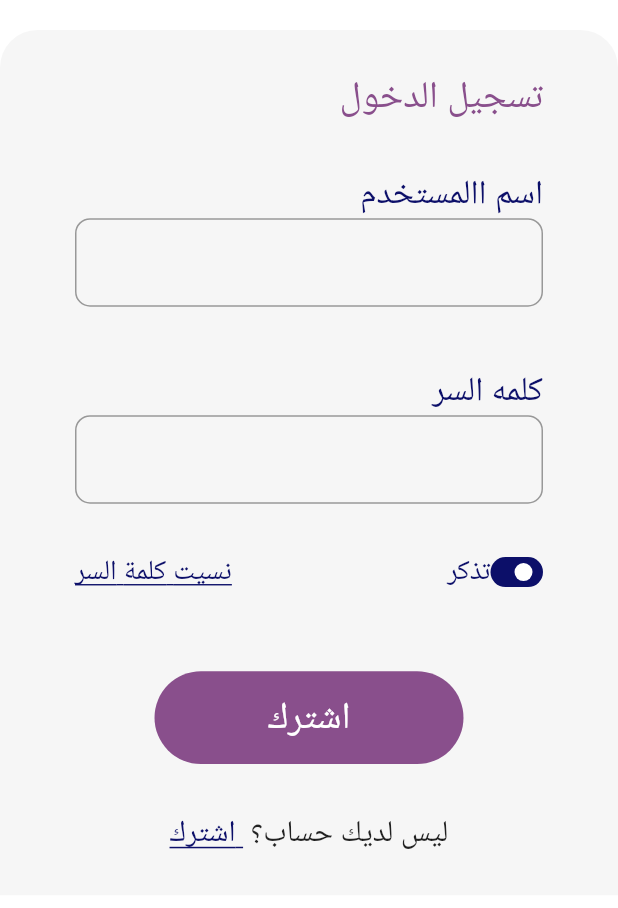
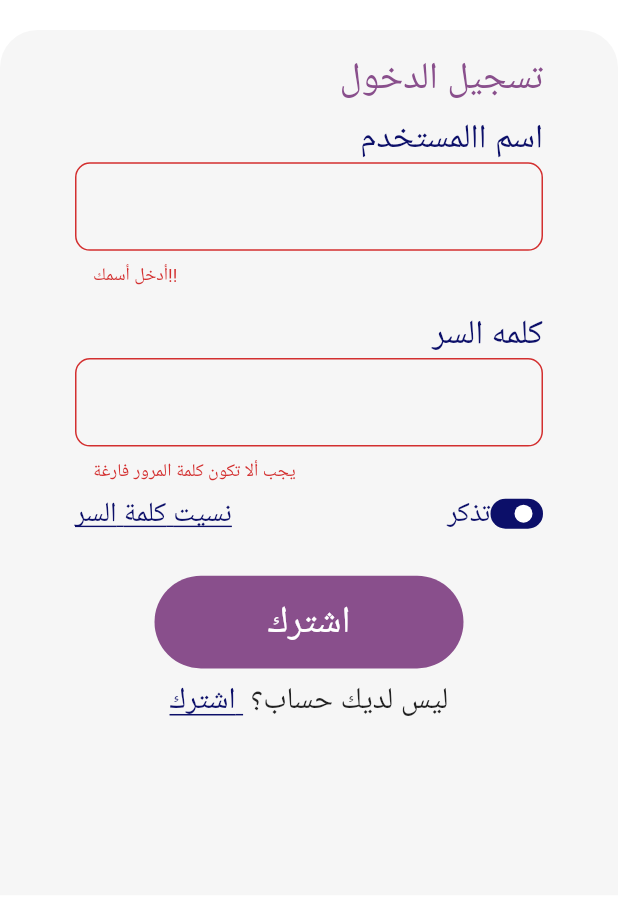
Before and after one commit to mehdidm/khardel, a Flutter app: the SignIn screen opened directly, after a tap on "اشترك", on a phone screen of 412 x 824 dp, the part 300-1208 px from its top. Run offline on Flutter 3.47's test engine with Material 2 defaults, Android fonts, the phone set to English and light mode, and no system bars; drawn by our look-alikes of flutter_switch; our stand-ins replace get_it, group_button, persistent_bottom_nav_bar, shared_preferences; accounts and stored records are empty; Roboto replaces fonts that are missing (arial).

```diff
--- a/lib/views/Screens/ListOrder.dart
+++ b/lib/views/Screens/ListOrder.dart
@@ -78,15 +78,15 @@ class _ListOrdersState extends State<ListOrders> {
                                 ),
                               ],
                             ),
-                            RichText(text: TextSpan(
+                            RichText(
+                              text: TextSpan(
                               children: [
                                 TextSpan(
                                     text: '1234 ',
                                   style: TextStyle(
                                     color: KBlue.withOpacity(0.5),
                                     fontSize: 20
-                                  )
-
+                                  ),
                                 ),
                                 TextSpan(
                                   text: ' :رمز الطلبية ',
--- a/lib/views/authentification/SignIn.dart
+++ b/lib/views/authentification/SignIn.dart
@@ -19,6 +19,7 @@ class SignIn extends StatefulWidget {
 }
 
 class _SignInState extends State<SignIn> {
+  final GlobalKey<FormState> _formkey = GlobalKey<FormState>();
 
   bool value = true;
   TextEditingController NameController = TextEditingController();
@@ -45,37 +46,65 @@ class _SignInState extends State<SignIn> {
                 ),
               ),
             ),
-            SizedBox(height: 20,),
-            Container(
-              height: MediaQuery.of(context).size.height*0.7,
+            SizedBox(
+              height: 20,
+            ),
+            Form(
+              key: _formkey,
+              child: Container(
+                height: MediaQuery.of(context).size.height * 0.7,
                 padding: EdgeInsets.symmetric(horizontal: 50, vertical: 15),
                 width: MediaQuery.of(context).size.width,
                 decoration: BoxDecoration(
-                borderRadius: BorderRadius.only(topLeft: Radius.circular(25), topRight: Radius.circular(25)),
+                  borderRadius: BorderRadius.only(
+                      topLeft: Radius.circular(25),
+                      topRight: Radius.circular(25)),
                   color: KGrey,
                 ),
+                child: SingleChildScrollView(
                   child: Column(
                     crossAxisAlignment: CrossAxisAlignment.end,
                     mainAxisAlignment: MainAxisAlignment.spaceEvenly,
                     children: [
                       Text(
                         'تسجيل الدخول',
-                    style: TextStyle(
-                      color: KMauve,
-                      fontSize: 25
+                        style: TextStyle(color: KMauve, fontSize: 25),
                       ),
+                      SizedBox(
+                        height: MediaQuery.of(context).size.height * 0.01,
                       ),
-                  SizedBox(height: MediaQuery.of(context).size.height*0.01,),
                       InputWidget(
                         controller: NameController,
+                        obscure: false,
                         hint: 'اسم االمستخدم',
+                        valid: (value) {
+                          if (value.isNotEmpty && value.length > 4) {
+                            return null;
+                          } else if (value.isNotEmpty && value.length < 3) {
+                            return 'أدخل اسمك الصحيح';
+                          } else if (value.isEmpty){
+                            return 'أدخل أسمك!!';
+                          }
+                        },
                       ),
-                  SizedBox(height: MediaQuery.of(context).size.height*0.02,),
+                      SizedBox(
+                        height: MediaQuery.of(context).size.height * 0.02,
+                      ),
                       InputWidget(
                         controller: passwordController,
                         hint: 'كلمه السر',
+                        obscure: true,
+                        valid: (value) {
+                          if (value.isEmpty) {
+                            return 'يجب ألا تكون كلمة المرور فارغة';
+                          } else {
+                            return null;
+                          }
+                        },
                       ),
-                  SizedBox(height: MediaQuery.of(context).size.height*0.01,),
+                      SizedBox(
+                        height: MediaQuery.of(context).size.height * 0.01,
+                      ),
                       Row(
                         mainAxisAlignment: MainAxisAlignment.spaceBetween,
                         children: [
@@ -92,10 +121,7 @@ class _SignInState extends State<SignIn> {
                               children: [
                                 Text(
                                   'تذكر',
-                              style: TextStyle(
-                                  color: KBlue,
-                                  fontSize: 18.5
-                              ),
+                                  style: TextStyle(color: KBlue, fontSize: 18.5),
                                 ),
                                 FlutterSwitch(
                                   width: 35.0,
@@ -115,16 +141,21 @@ class _SignInState extends State<SignIn> {
                           ),
                         ],
                       ),
-                  SizedBox(height: MediaQuery.of(context).size.height*0.035,),
+                      SizedBox(
+                        height: MediaQuery.of(context).size.height * 0.035,
+                      ),
                       Center(
                         child: GestureDetector(
                           onTap: () {
+                            if(!_formkey.currentState.validate()) {
+                              return;
+                            }
                             //Navigator.push(context, MaterialPageRoute(builder: (context) => Home(roles:b)));
                             _login();
                           },
                           child: Container(
-                        height: MediaQuery.of(context).size.height*0.075,
-                        width: MediaQuery.of(context).size.width*0.5,
+                            height: MediaQuery.of(context).size.height * 0.075,
+                            width: MediaQuery.of(context).size.width * 0.5,
                             decoration: BoxDecoration(
                               borderRadius: BorderRadius.circular(50),
                               color: KMauve,
@@ -135,17 +166,19 @@ class _SignInState extends State<SignIn> {
                                 style: TextStyle(
                                     fontFamily: 'arial',
                                     fontSize: 25,
-                                color: Colors.white
+                                    color: Colors.white),
                               ),
                             ),
                           ),
                         ),
                       ),
+                      SizedBox(
+                        height: MediaQuery.of(context).size.height * 0.01,
                       ),
-                  SizedBox(height: MediaQuery.of(context).size.height*0.01,),
                       GestureDetector(
                         onTap: () {
-                      Navigator.push(context, MaterialPageRoute(builder: (context) => SignUp()));
+                          Navigator.push(context,
+                              MaterialPageRoute(builder: (context) => SignUp()));
                         },
                         child: Center(
                           child: Text.rich(
@@ -167,6 +200,8 @@ class _SignInState extends State<SignIn> {
                       )
                     ],
                   ),
+                ),
+              ),
             )
           ],
         ),
@@ -174,15 +209,14 @@ class _SignInState extends State<SignIn> {
     );
   }
 
-  void _login() async{
-
+  void _login() async {
     setState(() {
       _isLoading = true;
     });
 
     var data = {
-      'username' : NameController.text,
-      'password' : passwordController.text
+      'username': NameController.text,
+      'password': passwordController.text
     };
 
     var res = await CallApi().postData(data, 'auth/signin');
@@ -190,7 +224,7 @@ class _SignInState extends State<SignIn> {
     //if(res.hashCode==200){
     SharedPreferences localStorage = await SharedPreferences.getInstance();
     localStorage.setString('token', body['accessToken']);
-    token=body['accessToken'];
+    token = body['accessToken'];
     print(body);
     print(token);
     // final User user= User(
@@ -203,30 +237,26 @@ class _SignInState extends State<SignIn> {
     localStorage.setString('username', body['username']);
     localStorage.setString('email', body['email']);
     localStorage.setStringList('roles', body['roles'].cast<String>());
-    localStorage.setString('id',body['id']);
+    localStorage.setString('id', body['id']);
     Navigator.push(
-        context,
-        new MaterialPageRoute(
-            builder: (context) => Acceuil()));
+        context, new MaterialPageRoute(builder: (context) => Acceuil()));
     // }else{
     //   print('error');
     // }
 
-
     setState(() {
       _isLoading = false;
     });
-
   }
 }
 
 class InputWidget extends StatelessWidget {
-
   final String hint;
+  final bool obscure;
+  final Function valid;
   final TextEditingController controller;
-  const InputWidget({
-    Key key, this.hint,this.controller
-  }) : super(key: key);
+  const InputWidget({Key key, this.hint, this.controller, this.valid, this.obscure})
+      : super(key: key);
 
   @override
   Widget build(BuildContext context) {
@@ -241,16 +271,16 @@ final TextEditingController controller;
           ),
         ),
         //SizedBox(height: 10,),
-        TextField(
+        TextFormField(
+          obscureText: obscure,
+          validator: valid,
           controller: controller,
           decoration: InputDecoration(
               border: OutlineInputBorder(
             borderRadius: BorderRadius.circular(10),
-            )
-          ),
+          )),
         )
       ],
     );
   }
-
 }
```
Also changed, not shown: lib/views/authentification/SignUp.dart (+46 -11 lines). Lines whose indentation alone changed are shown as unchanged.
